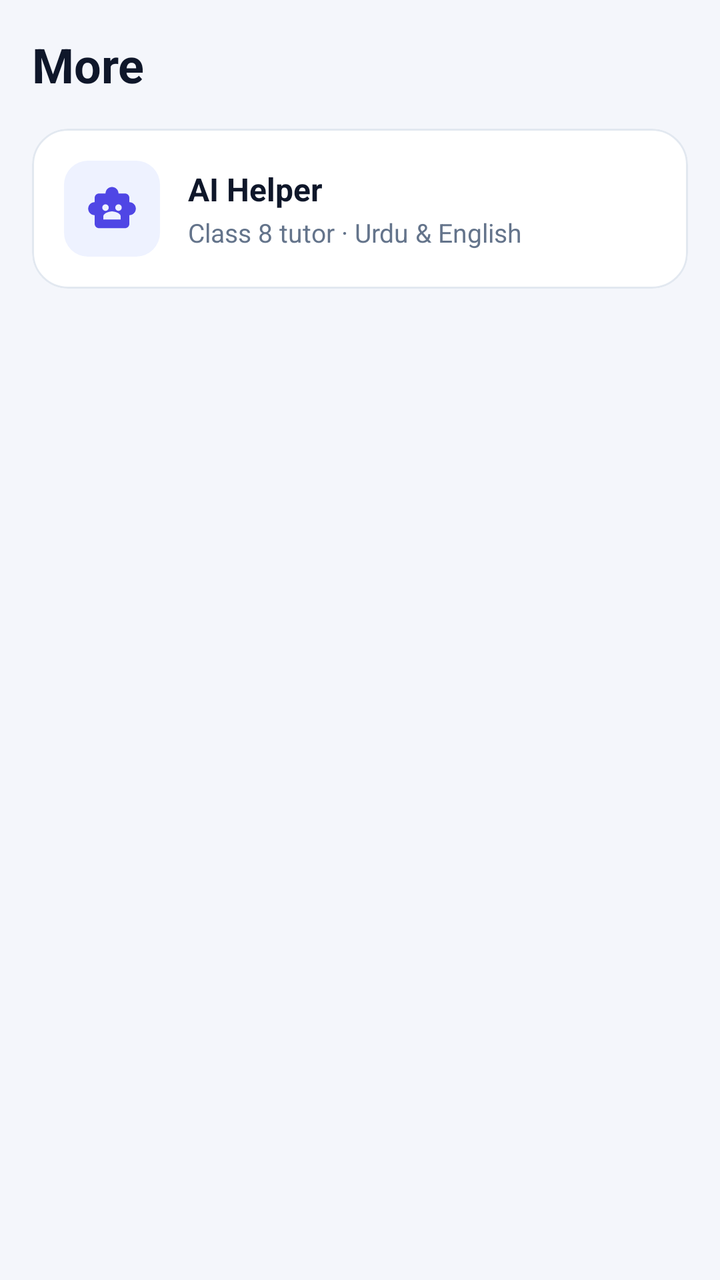
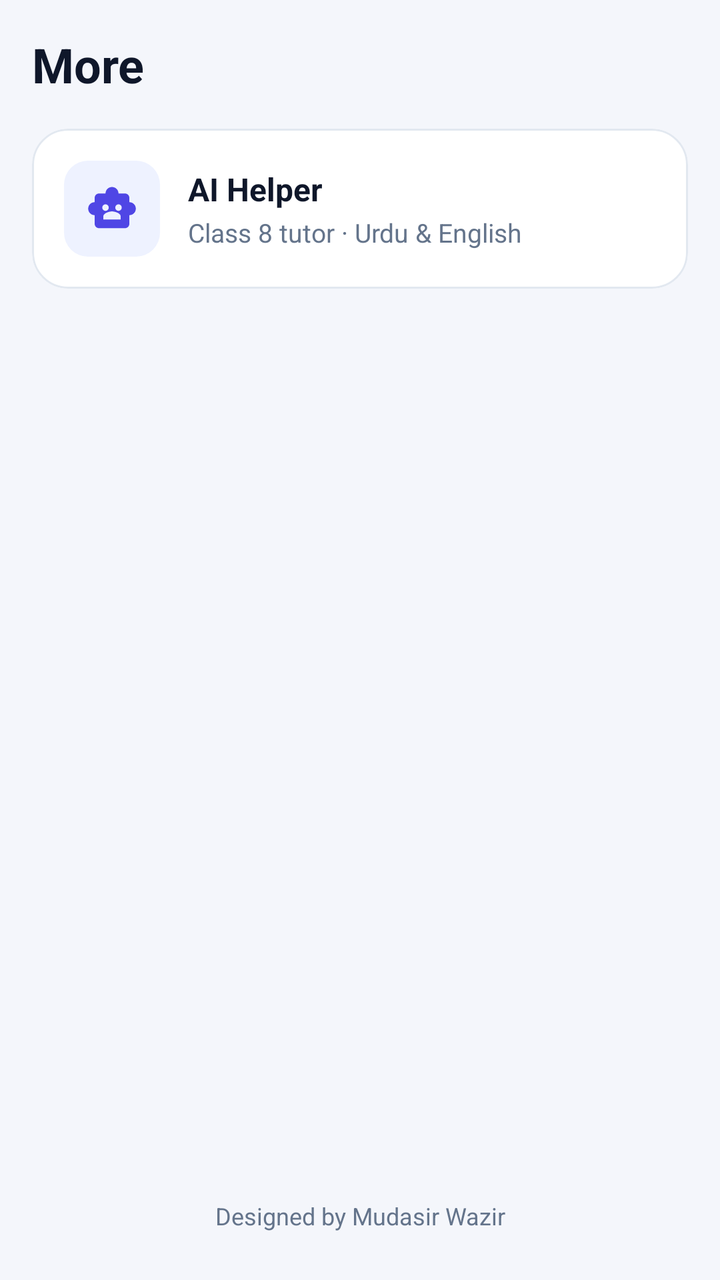

Screens rendered from an Android XML layout before and after an edit, with the pre-edit source and the edit as a unified diff.
<!-- AndroidManifest.xml: application theme Theme.Class8Homework -->
<!-- res/layout/panel_more.xml -->
<?xml version="1.0" encoding="utf-8"?>
<LinearLayout
    xmlns:android="http://schemas.android.com/apk/res/android"
    xmlns:app="http://schemas.android.com/apk/res-auto"
    android:layout_width="match_parent"
    android:layout_height="match_parent"
    android:orientation="vertical"
    android:padding="16dp">

    <TextView
        android:layout_width="wrap_content"
        android:layout_height="wrap_content"
        android:text="@string/more_title"
        android:textColor="@color/ink"
        android:textSize="24sp"
        android:textStyle="bold" />

    <com.google.android.material.card.MaterialCardView
        android:id="@+id/cardAiHelper"
        android:layout_width="match_parent"
        android:layout_height="wrap_content"
        android:layout_marginTop="16dp"
        android:clickable="true"
        android:focusable="true"
        app:cardBackgroundColor="@color/card"
        app:cardCornerRadius="18dp"
        app:cardElevation="0dp"
        app:strokeColor="#E2E8F0"
        app:strokeWidth="1dp">

        <LinearLayout
            android:layout_width="match_parent"
            android:layout_height="wrap_content"
            android:gravity="center_vertical"
            android:orientation="horizontal"
            android:padding="16dp">

            <FrameLayout
                android:layout_width="48dp"
                android:layout_height="48dp"
                android:background="@drawable/bg_icon">
                <ImageView
                    android:layout_width="26dp"
                    android:layout_height="26dp"
                    android:layout_gravity="center"
                    android:contentDescription="@null"
                    android:src="@drawable/ic_ai" />
            </FrameLayout>

            <LinearLayout
                android:layout_width="0dp"
                android:layout_height="wrap_content"
                android:layout_marginStart="14dp"
                android:layout_weight="1"
                android:orientation="vertical">
                <TextView
                    android:layout_width="wrap_content"
                    android:layout_height="wrap_content"
                    android:text="@string/ai_helper"
                    android:textColor="@color/ink"
                    android:textSize="16sp"
                    android:textStyle="bold" />
                <TextView
                    android:layout_width="wrap_content"
                    android:layout_height="wrap_content"
                    android:layout_marginTop="2dp"
                    android:text="@string/ai_helper_sub"
                    android:textColor="@color/muted"
                    android:textSize="13sp" />
            </LinearLayout>
        </LinearLayout>
    </com.google.android.material.card.MaterialCardView>
</LinearLayout>
<!-- resources referenced by this layout -->
<resources>
  <color name="card">#FFFFFF</color>
  <color name="ink">#0F172A</color>
  <color name="muted">#64748B</color>
  <!-- drawable bg_icon (drawable) -->
  <?xml version="1.0" encoding="utf-8"?>
  <shape xmlns:android="http://schemas.android.com/apk/res/android" android:shape="rectangle">
      <solid android:color="#EEF2FF"/>
      <corners android:radius="12dp"/>
  </shape>
  <!-- drawable ic_ai (drawable) -->
  <?xml version="1.0" encoding="utf-8"?>
  <vector xmlns:android="http://schemas.android.com/apk/res/android"
      android:width="24dp" android:height="24dp" android:viewportWidth="24" android:viewportHeight="24"
      android:tint="#4F46E5">
      <path android:fillColor="#FF000000" android:pathData="M20,9V7c0,-1.1 -0.9,-2 -2,-2h-3c0,-1.66 -1.34,-3 -3,-3S9,3.34 9,5H6C4.9,5 4,5.9 4,7v2c-1.66,0 -3,1.34 -3,3s1.34,3 3,3v4c0,1.1 0.9,2 2,2h12c1.1,0 2,-0.9 2,-2v-4c1.66,0 3,-1.34 3,-3s-1.34,-3 -3,-3zM7.5,11.5c0,-0.83 0.67,-1.5 1.5,-1.5s1.5,0.67 1.5,1.5S9.83,13 9,13s-1.5,-0.67 -1.5,-1.5zM16,17H8v-1.5c0,-1.5 3,-2.25 4,-2.25s4,0.75 4,2.25V17zM15,13c-0.83,0 -1.5,-0.67 -1.5,-1.5S14.17,10 15,10s1.5,0.67 1.5,1.5S15.83,13 15,13z"/>
  </vector>
  <string name="ai_helper">AI Helper</string>
  <string name="ai_helper_sub">Class 8 tutor · Urdu &amp; English</string>
  <string name="more_title">More</string>
  <style name="Theme.Class8Homework" parent="Theme.Material3.Light.NoActionBar">
          <item name="colorPrimary">@color/seed</item>
          <item name="colorOnPrimary">@android:color/white</item>
          <item name="colorSecondary">@color/seed</item>
          <item name="android:statusBarColor">@color/bg</item>
          <item name="android:navigationBarColor">@color/bg</item>
          <item name="android:windowLightStatusBar">true</item>
          <item name="android:windowBackground">@color/bg</item>
      </style>
  <color name="seed">#4F46E5</color>
  <color name="bg">#F4F6FB</color>
</resources>

<!-- the commit's change to res/layout/panel_more.xml (unified diff, before → after) -->
@@ -70,4 +70,18 @@
             </LinearLayout>
         </LinearLayout>
     </com.google.android.material.card.MaterialCardView>
+
+    <View
+        android:layout_width="match_parent"
+        android:layout_height="0dp"
+        android:layout_weight="1" />
+
+    <TextView
+        android:layout_width="match_parent"
+        android:layout_height="wrap_content"
+        android:gravity="center"
+        android:paddingBottom="8dp"
+        android:text="@string/designed_by"
+        android:textColor="@color/muted"
+        android:textSize="12sp" />
 </LinearLayout>
<!-- resource entries referenced after the edit -->
@@ -18,6 +18,7 @@
   </vector>
   <string name="ai_helper">AI Helper</string>
   <string name="ai_helper_sub">Class 8 tutor · Urdu &amp; English</string>
+  <string name="designed_by">Designed by Mudasir Wazir</string>
   <string name="more_title">More</string>
   <style name="Theme.Class8Homework" parent="Theme.Material3.Light.NoActionBar">
           <item name="colorPrimary">@color/seed</item>
